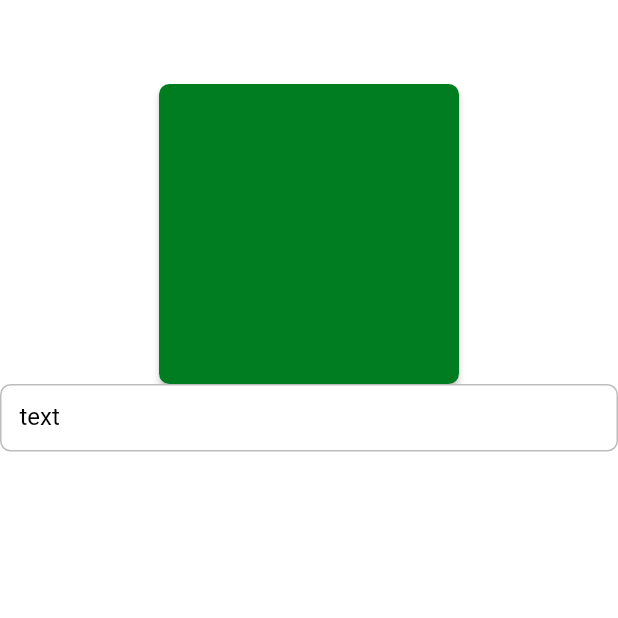
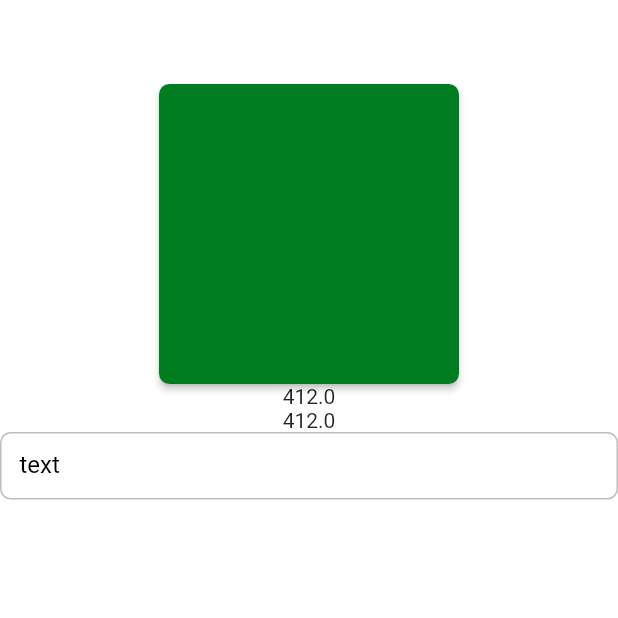
Before and after one commit to Marvingms7/lanchonete, a Flutter app: the screen it shows after launch, on a phone screen of 412 x 824 dp, the top half of it. Run offline on Flutter 3.47's test engine with Material 2 defaults, Android fonts, the phone set to English and light mode, and no system bars; our stand-ins replace dio; Roboto replaces fonts that are missing (mplus1).

Commit message:
Update splash_page.dart

```diff
--- a/mark_delivery_app/lib/app/pages/splash/splash_page.dart
+++ b/mark_delivery_app/lib/app/pages/splash/splash_page.dart
@@ -1,4 +1,5 @@
 import 'package:flutter/material.dart';
+import 'package:mark_delivery_app/app/core/ui/helpers/size_extensions.dart';
 import 'package:mark_delivery_app/app/core/ui/widgets/delivery_button.dart';
 
 import '../../core/config/env/env.dart';
@@ -21,6 +22,15 @@ class SplashPage extends StatelessWidget {
             label: Env.i['backend_base_url'] ?? '',
             onPressed: () {},
           ),
+          Text(
+            MediaQuery.of(context).size.width.toString(),
+          ),
+          Text(
+            context.screenWidht.toString(),
+          ),
+          Container(
+            color: Colors.red,
+          ),
           TextFormField(
             decoration: const InputDecoration(labelText: 'text'),
           )
```
